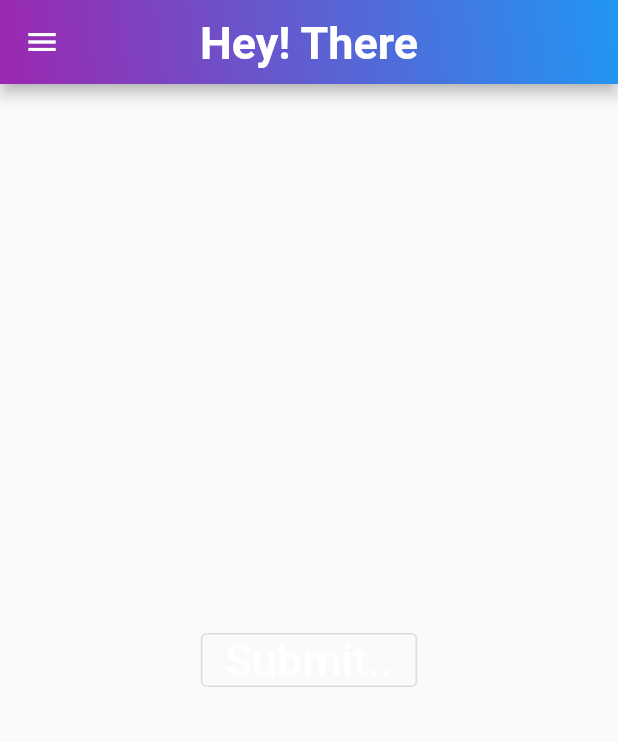
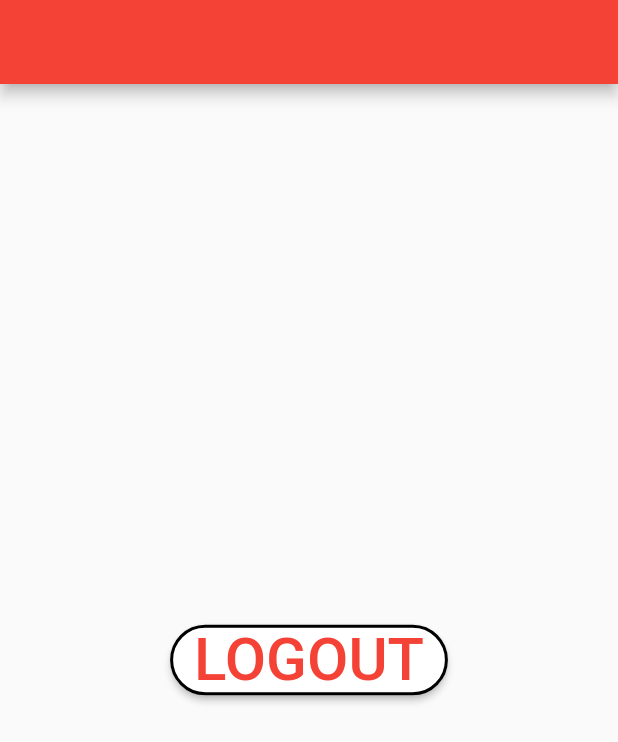
Before and after one commit to siddhamjain02/redux_aws, a Flutter app: the screen it shows after launch, after a tap on "SUBMIT", on a phone screen of 412 x 824 dp. Shown: the top 742 px of the screen. Run offline on Flutter 3.47's test engine with Material 2 defaults, Android fonts, the phone set to English and light mode, and no system bars; our stand-ins replace flutter_redux, flutter_spinkit, redux; missing offline and left inert: amplify_auth_cognito, amplify_datastore_plugin_interface, amplify_flutter.

Commit message:
added splash

```diff
--- a/lib/home.dart
+++ b/lib/home.dart
@@ -19,53 +19,55 @@ class _HomeState extends State<Home> {
   @override
     Widget build(BuildContext context) {
       return MaterialApp(
+        debugShowCheckedModeBanner: false,
         title: "hey there",
+
         home: Scaffold(
           appBar: AppBar(
-            flexibleSpace: Container(
-              padding: EdgeInsets.all(10),
-              decoration: BoxDecoration(
-                gradient: LinearGradient(
-                  begin: Alignment.topRight,
-                  end: Alignment.bottomLeft,
-                  colors: [
-                    Colors.blue,
-                    Colors.purple,
-                  ],
-                ),
-              ),
-              alignment: Alignment.bottomCenter,
-              child: Text(
-                "Hey! There",
-                style: TextStyle(
-                    fontSize: 30,
-                    fontWeight: FontWeight.bold,
-                    color: Colors.white),
-              ),
-            ),
+            backgroundColor: Colors.red,
+            foregroundColor: Colors.red,
           ),
-          body: Center(
-            child: OutlinedButton(
-              onPressed: () {
-                logout();
-                Navigator.push(
-                    context, MaterialPageRoute(builder: (_) => Login()));
-              },
-              child: Text(
-                'Submit..',
-                style: TextStyle(
-                    fontSize: 30,
-                    foreground: Paint()
-                      ..shader = ui.Gradient.linear(
-                        const Offset(0, 0),
-                        const Offset(400, 0),
-                        <Color>[
-                          Colors.white,
-                          Colors.white,
-                        ],
-                      )),
-              ),
-            ),
+           body: Center(child: ElevatedButton(
+             style: ElevatedButton.styleFrom(
+               shape: const RoundedRectangleBorder(
+                   borderRadius: BorderRadius.all(Radius.circular(33))),
+               primary: Colors.white,
+               side: BorderSide(color: Colors.black, width: 2),
+             ),
+             onPressed: () {logout();
+               // StoreProvider.of<AppState>(context).dispatch(LogAction(
+               //     emailController.text, passwordController.text));
+               // Navigator.push(
+               //     context, MaterialPageRoute(builder: (_) => Home()));
+             },
+             child: Text('LOGOUT',
+                 style: TextStyle(
+                   color: Colors.red,
+                   fontSize: 40,
+                 )),
+           ),
+
+          //   child: OutlinedButton(
+          //     onPressed: () {
+          //       logout();
+          //       Navigator.push(
+          //           context, MaterialPageRoute(builder: (_) => Login()));
+          //     },
+          //     child: Text(
+          //       'Submit..',
+          //       style: TextStyle(
+          //           fontSize: 30,*-+
+          //           foreground: Paint()
+          //             ..shader = ui.Gradient.linear(
+          //               const Offset(0, 0),
+          //               const Offset(400, 0),
+          //               <Color>[
+          //                 Colors.white,
+          //                 Colors.white,
+          //               ],
+          //             )),
+          //     ),
+          //   ),
           ),
           drawer: Drawer(
             child: Center(child: Text('drawer')),
@@ -76,6 +78,7 @@ class _HomeState extends State<Home> {
     Future<void> logout() async {
       try {
         await Amplify.Auth.signOut();
+        Navigator.push(context, MaterialPageRoute(builder: (_) => Login()));
       } on AuthException catch (e) {
         print(e.message);
       }
--- a/lib/loading.dart
+++ b/lib/loading.dart
@@ -1,6 +1,8 @@
  import 'dart:async';
 
 import 'package:flutter/material.dart';
+import 'package:flutter/rendering.dart';
+import 'package:flutter_spinkit/flutter_spinkit.dart';
 import 'package:redux_aws/login.dart';
 
 import 'home.dart';
@@ -28,23 +30,50 @@ import 'main.dart';
    _MyHomePageState createState() => _MyHomePageState();
  }
 class _MyHomePageState extends State<Loading> {
-  @override
-  void initState() {
-    super.initState();
-    Timer(Duration(seconds: 3),
-            ()=>Navigator.pushReplacement(context,
-            MaterialPageRoute(builder:
-                (context) =>
-                jain ? Home() : Login()
-            )
-        )
-    );
-  }
+  // void initState() {
+  //   super.initState();
+  //   Timer(Duration(seconds: 3),
+  //           ()=>Navigator.pushReplacement(context,
+  //           MaterialPageRoute(builder:
+  //               (context) =>
+  //
+  //           )
+  //       )
+  //   );
+  // }
   @override
   Widget build(BuildContext context) {
-    return Container(
-        color: Colors.white,
-        child:FlutterLogo(size:MediaQuery.of(context).size.height)
+    return Column(
+      mainAxisAlignment: MainAxisAlignment.center,
+    children: [
+    Container(
+      alignment: Alignment.center,
+      padding: EdgeInsets.all(40),
+      child: Row(
+        mainAxisAlignment: MainAxisAlignment.center,
+        children: [
+          Text("Redux",
+              style: TextStyle(
+                fontSize: 50,
+              )),
+          Text("AWS",
+              style: TextStyle(
+                color: Colors.red,
+                fontWeight: FontWeight.bold,
+                fontSize: 50,
+              ))
+        ],
+      ),
+    ),
+    Center(
+      child: SpinKitChasingDots(
+
+        color: Colors.redAccent,
+        size: 50.0,
+        duration: Duration(milliseconds: 2000),
+      ),
+    ),
+    ],
     );
   }
 }
--- a/lib/login.dart
+++ b/lib/login.dart
@@ -58,8 +58,7 @@ class _LoginState extends State<Login> {
             child: Column(
                 mainAxisAlignment: MainAxisAlignment.center,
                 children: [
-                  Center(
-                    child: Container(
+                  Container(
                     alignment: Alignment.center,
                     padding: EdgeInsets.all(40),
                     child: Row(
@@ -76,7 +75,6 @@ class _LoginState extends State<Login> {
                               fontSize: 50,
                             ))
                       ],
-                      ),
                     ),
                   ),
                   Container(
--- a/lib/main.dart
+++ b/lib/main.dart
@@ -1,22 +1,24 @@
 import 'dart:async';
-
 import 'package:amplify_auth_cognito/amplify_auth_cognito.dart';
 import 'package:amplify_flutter/amplify.dart';
 import 'package:flutter/material.dart';
 import 'package:flutter_redux/flutter_redux.dart';
 import 'package:redux/redux.dart';
-import 'package:redux_aws/confirmation.dart';
 import 'package:redux_aws/home.dart';
+import 'package:redux_aws/loading.dart';
+import 'package:redux_aws/login.dart';
 import 'amplifyconfiguration.dart';
 import 'redux/ex.dart';
-import 'login.dart';
+
 void main() {
   Store<AppState> _store =
   Store<AppState>(reducer, initialState: AppState.initialState(),);
   runApp(StoreProvider(store: _store,
   child: App1()));
 }
+bool jain = false;
 
+bool amplifyConfigured = false;
 class App1 extends StatefulWidget {
   const App1({Key? key}) : super(key: key);
 
@@ -28,35 +30,31 @@ class App1 extends StatefulWidget {
 class _App1State extends State<App1> {
   @override
 
-  bool _amplifyConfigured = false;
-  void initState() {
-    super.initState();
-    _configureAmplify();
-  }
 
   Future<void> _configureAmplify() async {
     await Amplify.addPlugins([AmplifyAuthCognito()]);
     await Amplify.configure(amplifyconfig);
+    final session = await Amplify.Auth.fetchAuthSession();
+    jain = session.isSignedIn;
+    print("*******************jain=$jain*****************");
     setState(() {
-      _amplifyConfigured = true;
+      amplifyConfigured = true;
     });
-  }
-  bool jain = false;
-  Future<bool> _isSignedIn() async {
-    final session = await Amplify.Auth.fetchAuthSession();
-    return session.isSignedIn;
-  }
-  Future<void> isSignedIn() async {
-    jain = await _isSignedIn();
-    print("*******************$jain*****************");
+    print("*******************ampc=$amplifyConfigured*****************");
   }
 
+  void initState() {
+    super.initState();
+    _configureAmplify();
+
+  }
 
   Widget build(BuildContext context) {
-    isSignedIn();
+
     return MaterialApp(
+      debugShowCheckedModeBanner: false,
         home: Scaffold(
-          body:jain ? Home() : Login()
+           body:amplifyConfigured?jain ? Home(): Login() :Loading()
         ));
   }
 }
--- a/pubspec.yaml
+++ b/pubspec.yaml
@@ -28,6 +28,7 @@ dependencies:
   amplify_flutter: ^0.2.0
   amplify_analytics_pinpoint: ^0.2.0
   amplify_auth_cognito: ^0.2.10
+  flutter_spinkit: ^5.1.0
 
   # The following adds the Cupertino Icons font to your application.
   # Use with the CupertinoIcons class for iOS style icons.
```
Also changed, not shown: pubspec.lock. Lines whose indentation alone changed are shown as unchanged.
